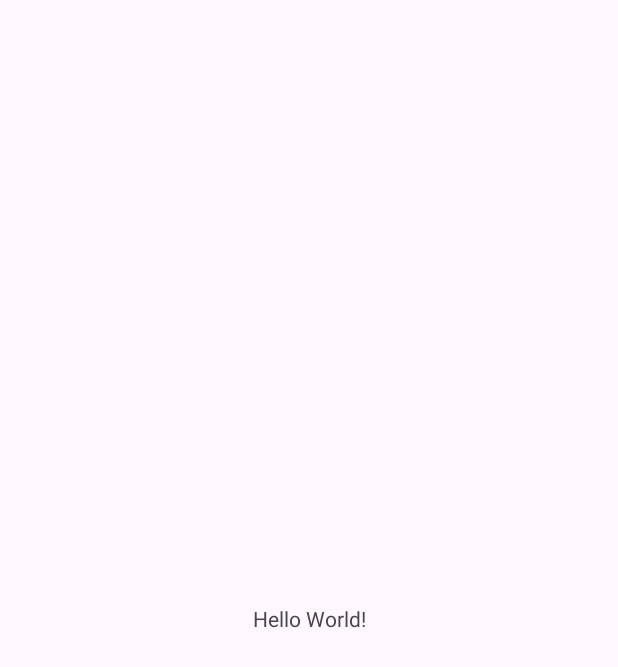
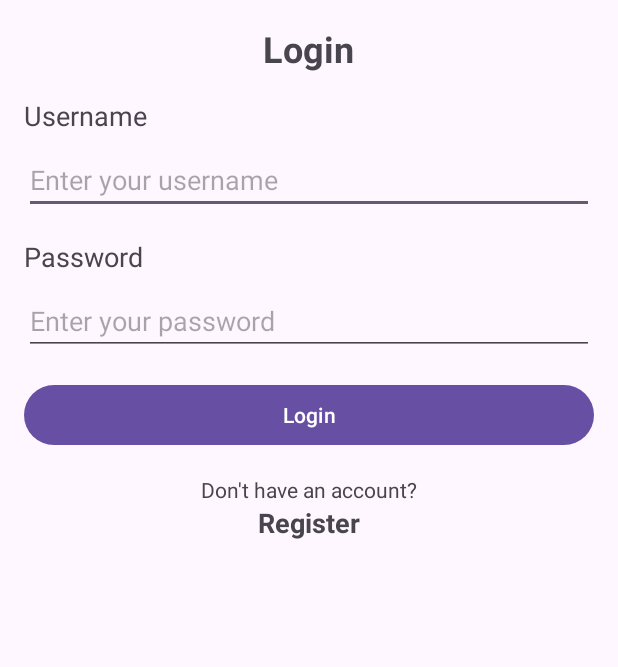
Before and after one commit to aryaenrico/Zakat, an Android app: the screen it shows after launch (MainActivity), on a phone screen of 412 x 824 dp. Before the commit the part shown is almost empty. Shown: the top 667 px of the screen. Run offline under Robolectric (Android 15) with nearby library versions, the phone set to English and light mode, and no system bars.

Commit message:
Layout Login

```diff
--- a/app/build.gradle
+++ b/app/build.gradle
@@ -29,6 +29,10 @@ android {
     }
     kotlinOptions {
         jvmTarget = '1.8'
+
+    }
+    buildFeatures {
+        viewBinding true
     }
 }
 
--- a/app/src/main/AndroidManifest.xml
+++ b/app/src/main/AndroidManifest.xml
@@ -13,6 +13,9 @@
         android:theme="@style/Theme.Zakat"
         tools:targetApi="31">
         <activity
+            android:name=".LoginActivity"
+            android:exported="false" />
+        <activity
             android:name=".MainActivity"
             android:exported="true">
             <intent-filter>
--- /dev/null
+++ b/app/src/main/java/com/example/zakat/LoginActivity.java
@@ -0,0 +1,14 @@
+package com.example.zakat;
+
+import androidx.appcompat.app.AppCompatActivity;
+
+import android.os.Bundle;
+
+public class LoginActivity extends AppCompatActivity {
+
+    @Override
+    protected void onCreate(Bundle savedInstanceState) {
+        super.onCreate(savedInstanceState);
+        setContentView(R.layout.activity_login);
+    }
+}
--- /dev/null
+++ b/app/src/main/res/layout/activity_login.xml
@@ -0,0 +1,9 @@
+<?xml version="1.0" encoding="utf-8"?>
+<androidx.constraintlayout.widget.ConstraintLayout xmlns:android="http://schemas.android.com/apk/res/android"
+    xmlns:app="http://schemas.android.com/apk/res-auto"
+    xmlns:tools="http://schemas.android.com/tools"
+    android:layout_width="match_parent"
+    android:layout_height="match_parent"
+    tools:context=".LoginActivity">
+
+</androidx.constraintlayout.widget.ConstraintLayout>
--- a/app/src/main/res/layout/activity_main.xml
+++ b/app/src/main/res/layout/activity_main.xml
@@ -1,18 +1,68 @@
 <?xml version="1.0" encoding="utf-8"?>
-<androidx.constraintlayout.widget.ConstraintLayout xmlns:android="http://schemas.android.com/apk/res/android"
-    xmlns:app="http://schemas.android.com/apk/res-auto"
-    xmlns:tools="http://schemas.android.com/tools"
+<LinearLayout xmlns:android="http://schemas.android.com/apk/res/android"
     android:layout_width="match_parent"
     android:layout_height="match_parent"
-    tools:context=".MainActivity">
+    android:orientation="vertical"
+    android:padding="16dp">
 
     <TextView
         android:layout_width="wrap_content"
         android:layout_height="wrap_content"
-        android:text="Hello World!"
-        app:layout_constraintBottom_toBottomOf="parent"
-        app:layout_constraintEnd_toEndOf="parent"
-        app:layout_constraintStart_toStartOf="parent"
-        app:layout_constraintTop_toTopOf="parent" />
+        android:text="@string/login"
+        android:textSize="24sp"
+        android:textStyle="bold"
+        android:layout_gravity="center_horizontal"
+        android:layout_marginBottom="16dp"/>
 
-</androidx.constraintlayout.widget.ConstraintLayout>
+    <TextView
+        android:layout_width="wrap_content"
+        android:layout_height="wrap_content"
+        android:text="@string/username"
+        android:textSize="18sp"
+        android:layout_marginBottom="8dp"/>
+
+    <EditText
+        android:id="@+id/etUsername"
+        android:layout_width="match_parent"
+        android:layout_height="wrap_content"
+        android:hint="@string/enter_your_username"
+        android:inputType="text"/>
+
+    <TextView
+        android:layout_width="wrap_content"
+        android:layout_height="wrap_content"
+        android:text="@string/password"
+        android:textSize="18sp"
+        android:layout_marginTop="16dp"
+        android:layout_marginBottom="8dp"/>
+
+    <EditText
+        android:id="@+id/etPassword"
+        android:layout_width="match_parent"
+        android:layout_height="wrap_content"
+        android:hint="@string/enter_your_password"
+        android:inputType="textPassword"/>
+
+    <Button
+        android:id="@+id/btLogin"
+        android:layout_width="match_parent"
+        android:layout_height="wrap_content"
+        android:text="@string/login"
+        android:layout_marginTop="16dp"/>
+
+    <TextView
+        android:layout_width="wrap_content"
+        android:layout_height="wrap_content"
+        android:text="@string/don_t_have_an_account"
+        android:layout_gravity="center_horizontal"
+        android:layout_marginTop="16dp"/>
+
+    <TextView
+        android:layout_width="wrap_content"
+        android:layout_height="wrap_content"
+        android:text="@string/register"
+        android:textSize="18sp"
+        android:textStyle="bold"
+        android:layout_gravity="center_horizontal"/>
+
+</LinearLayout>
--- a/app/src/main/res/values/strings.xml
+++ b/app/src/main/res/values/strings.xml
@@ -1,3 +1,10 @@
 <resources>
     <string name="app_name">Zakat</string>
+    <string name="login">Login</string>
+    <string name="password">Password</string>
+    <string name="username">Username</string>
+    <string name="register">Register</string>
+    <string name="don_t_have_an_account">Don\'t have an account?</string>
+    <string name="enter_your_password">Enter your password</string>
+    <string name="enter_your_username">Enter your username</string>
 </resources>
```
